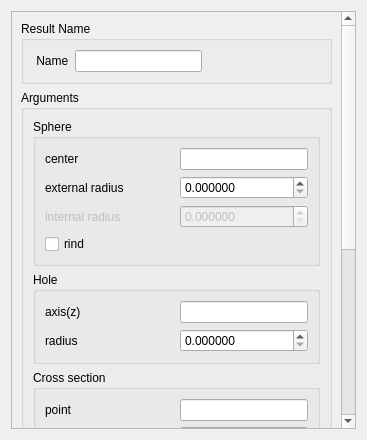
The window that src/HEXABLOCKGUI/MakeHemiSphere_QTD.ui (SalomePlatform/hexablock) describes before a commit, drawn with Qt 5.
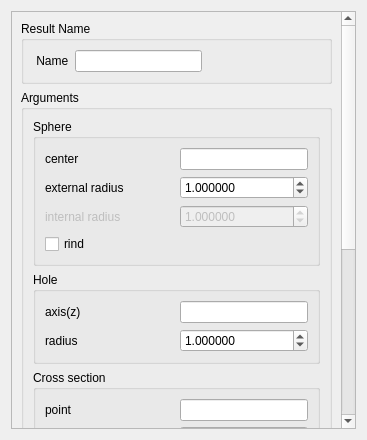
The same window after the commit.

Patch:
```diff
--- a/src/HEXABLOCKGUI/MakeHemiSphere_QTD.ui
+++ b/src/HEXABLOCKGUI/MakeHemiSphere_QTD.ui
@@ -32,9 +32,9 @@
       <property name="geometry">
        <rect>
         <x>0</x>
-        <y>-261</y>
-        <width>329</width>
-        <height>679</height>
+        <y>0</y>
+        <width>330</width>
+        <height>688</height>
        </rect>
       </property>
       <layout class="QVBoxLayout" name="verticalLayout_3">
@@ -138,6 +138,9 @@
                <property name="maximum">
                 <double>1000000000.000000000000000</double>
                </property>
+               <property name="value">
+                <double>1.000000000000000</double>
+               </property>
               </widget>
              </item>
              <item row="2" column="0">
@@ -167,6 +170,9 @@
                <property name="maximum">
                 <double>1000000000.000000000000000</double>
                </property>
+               <property name="value">
+                <double>1.000000000000000</double>
+               </property>
               </widget>
              </item>
              <item row="3" column="0">
@@ -238,6 +244,9 @@
                <property name="maximum">
                 <double>1000000000.000000000000000</double>
                </property>
+               <property name="value">
+                <double>1.000000000000000</double>
+               </property>
               </widget>
              </item>
             </layout>
```
Left out of the diff: 12 changed lines with no effect on the pictures.
